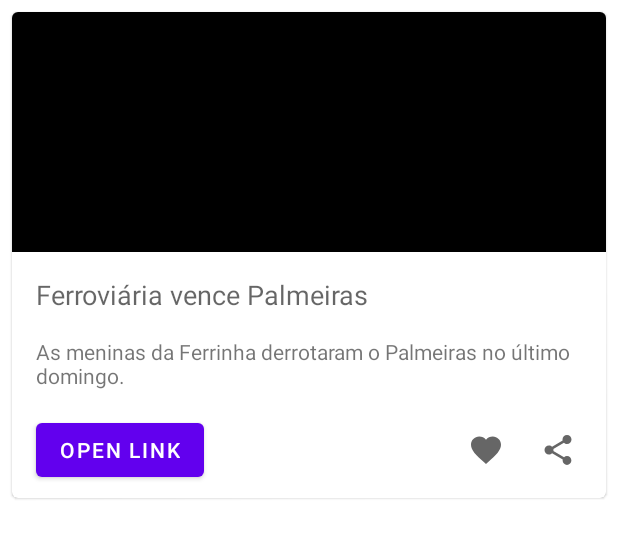
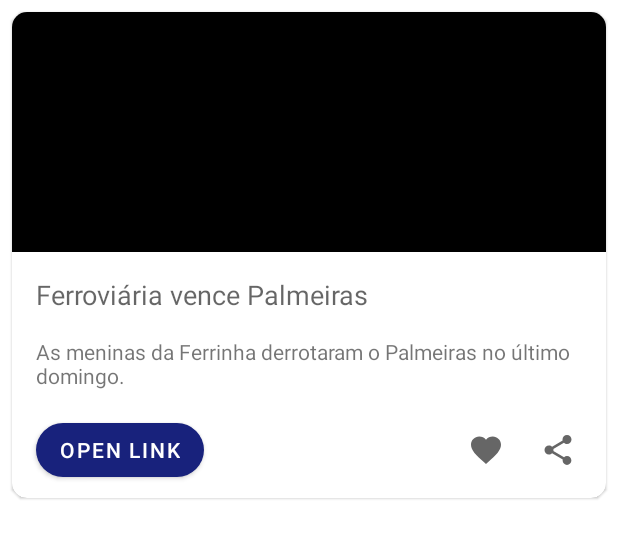
Before and after one commit to vitorfantin/app-soccers-news-dio, an Android app: the layout news_item.xml on its own in the app's theme, with its tools: preview values and no code run, on a phone screen of 412 x 824 dp. Shown: the top 538 px of the screen. Run offline under Robolectric (Android 15) with nearby library versions, the phone set to English and light mode, and no system bars.

Commit message:
Mudança de cores do APP + deixando os botões arrendados e o cardview.

```diff
--- a/app/src/main/res/layout/news_item.xml
+++ b/app/src/main/res/layout/news_item.xml
@@ -4,7 +4,8 @@
     xmlns:tools="http://schemas.android.com/tools"
     android:layout_width="match_parent"
     android:layout_height="wrap_content"
-    android:layout_margin="@dimen/default_half_margin">
+    android:layout_margin="@dimen/default_half_margin"
+    app:cardCornerRadius="10dp">
 
     <androidx.constraintlayout.widget.ConstraintLayout
         android:layout_width="match_parent"
@@ -54,6 +55,7 @@
             android:layout_marginTop="@dimen/default_margin"
             android:layout_marginBottom="8dp"
             android:text="@string/txt_open_link"
+            app:cornerRadius="30dp"
             app:layout_constraintBottom_toBottomOf="parent"
             app:layout_constraintStart_toStartOf="parent"
             app:layout_constraintTop_toBottomOf="@+id/tvDescription" />
--- a/app/src/main/res/values/colors.xml
+++ b/app/src/main/res/values/colors.xml
@@ -7,4 +7,12 @@
     <color name="teal_700">#FF018786</color>
     <color name="black">#FF000000</color>
     <color name="white">#FFFFFFFF</color>
+    <color name="primaryColor">#18227c</color>
+    <color name="primaryLightColor">#514aac</color>
+    <color name="primaryDarkColor">#00004f</color>
+    <color name="secondaryColor">#ff6f00</color>
+    <color name="secondaryLightColor">#ffa040</color>
+    <color name="secondaryDarkColor">#c43e00</color>
+    <color name="primaryTextColor">#ffffff</color>
+    <color name="secondaryTextColor">#000000</color>
 </resources>
--- a/app/src/main/res/values/themes.xml
+++ b/app/src/main/res/values/themes.xml
@@ -2,13 +2,13 @@
     <!-- Base application theme. -->
     <style name="Theme.SoccerNews" parent="Theme.MaterialComponents.DayNight.DarkActionBar">
         <!-- Primary brand color. -->
-        <item name="colorPrimary">@color/purple_500</item>
-        <item name="colorPrimaryVariant">@color/purple_700</item>
+        <item name="colorPrimary">@color/primaryColor</item>
+        <item name="colorPrimaryVariant">@color/primaryDarkColor</item>
         <item name="colorOnPrimary">@color/white</item>
         <!-- Secondary brand color. -->
-        <item name="colorSecondary">@color/teal_200</item>
-        <item name="colorSecondaryVariant">@color/teal_700</item>
-        <item name="colorOnSecondary">@color/black</item>
+        <item name="colorSecondary">@color/secondaryColor</item>
+        <item name="colorSecondaryVariant">@color/secondaryLightColor</item>
+        <item name="colorOnSecondary">@color/secondaryDarkColor</item>
         <!-- Status bar color. -->
         <item name="android:statusBarColor" tools:targetApi="l">?attr/colorPrimaryVariant</item>
         <!-- Customize your theme here. -->
```
